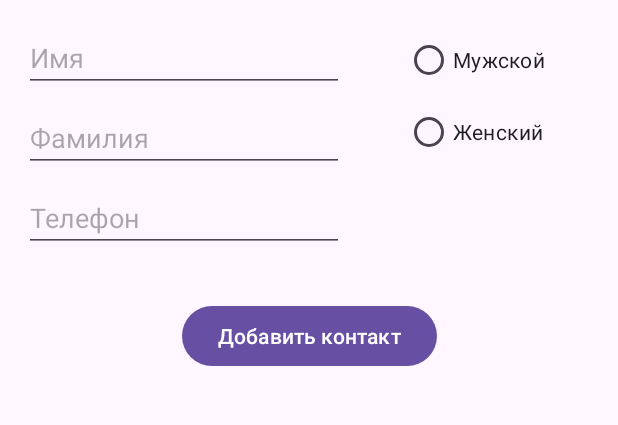
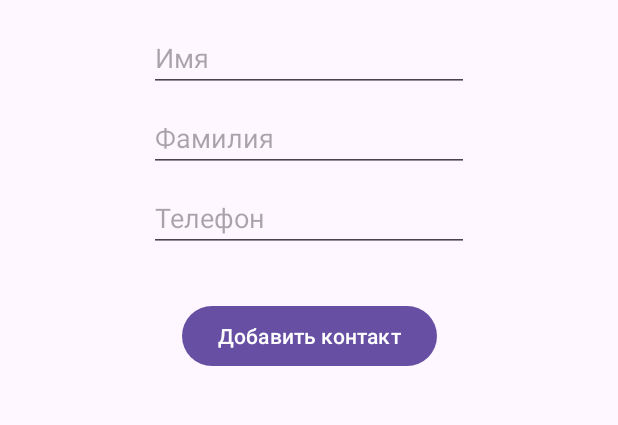
Before and after one commit to evgen-buran/Aston_intensive_3, an Android app: the screen it shows after launch (MainActivity), after a tap on an icon or button, on a phone screen of 412 x 824 dp, the part 96-521 px from its top. Run offline under Robolectric (Android 15) with nearby library versions, the phone set to English and light mode, and no system bars.

Commit message:
ready app

```diff
--- a/app/src/main/java/com/buranchikov/astoncontactlist/MainActivity.kt
+++ b/app/src/main/java/com/buranchikov/astoncontactlist/MainActivity.kt
@@ -1,11 +1,10 @@
 package com.buranchikov.astoncontactlist
 
-import androidx.appcompat.app.AppCompatActivity
 import android.os.Bundle
 import android.view.Menu
 import android.view.MenuItem
 import android.view.View
-import android.widget.Toast
+import androidx.appcompat.app.AppCompatActivity
 import androidx.fragment.app.Fragment
 import androidx.fragment.app.FragmentManager
 import com.buranchikov.astoncontactlist.databinding.ActivityMainBinding
--- a/app/src/main/java/com/buranchikov/astoncontactlist/MainAdapter.kt
+++ b/app/src/main/java/com/buranchikov/astoncontactlist/MainAdapter.kt
@@ -7,8 +7,6 @@ import android.view.ViewGroup
 import androidx.recyclerview.widget.DiffUtil
 import androidx.recyclerview.widget.ListAdapter
 import androidx.recyclerview.widget.RecyclerView
-import coil.load
-import coil.size.Scale
 import com.buranchikov.astoncontactlist.data.Contact
 import com.buranchikov.astoncontactlist.databinding.ContactItemBinding
 
@@ -22,21 +20,15 @@ class MainAdapter(private val onClickAction: (Contact) -> Unit) :
                 if (MainActivity.isDeleteMode) View.VISIBLE else View.INVISIBLE
             binding.checkBoxItem.isChecked = contact.isSelected
 
-            binding.tvIdContactItem.text = "#${contact.id}"
+            binding.tvIdContactItem.text = "${contact.id}"
             binding.tvNameItem.text = contact.name
             binding.tvSecondNameItem.text = contact.secondName
             binding.tvPhoneItem.text = contact.phone
-            binding.ivPhotoItem.load(contact.photoURL) {
-                scale(Scale.FILL).size(
-                    binding.root.resources.getDimension(R.dimen.avatar_size_big).toInt()
-                )
-            }
             binding.checkBoxItem.setOnCheckedChangeListener { _, isChecked ->
                 contact.isSelected = isChecked
             }
         }
     }
-
     override fun getItemViewType(position: Int): Int {
         return super.getItemViewType(position)
     }
@@ -75,12 +67,6 @@ class MainAdapter(private val onClickAction: (Contact) -> Unit) :
             if (oldItem.phone != newItem.phone) {
                 diffBundle.putString("phone", newItem.phone)
             }
-            if (oldItem.photoURL != newItem.photoURL) {
-                diffBundle.putString("photoURL", newItem.photoURL)
-            }
-            if (oldItem.gender != newItem.gender) {
-                diffBundle.putString("gender", newItem.gender)
-            }
             return if (diffBundle.isEmpty) null else diffBundle
         }
     }
--- a/app/src/main/java/com/buranchikov/astoncontactlist/MainFragment.kt
+++ b/app/src/main/java/com/buranchikov/astoncontactlist/MainFragment.kt
@@ -61,7 +61,7 @@ class MainFragment : Fragment() {
         }
     }
 
-    fun submitList() {
+    private fun submitList() {
         adapter.submitList(contactsList)
     }
 
@@ -98,11 +98,9 @@ class MainFragment : Fragment() {
         val listContact = mutableListOf<Contact>()
 
         var id = 0
-        var photoUrl = ""
         var name = ""
         var secondName = ""
         var phone = ""
-        var gender = ""
 
         while (dataXml.eventType != XmlResourceParser.END_DOCUMENT) {
             when (dataXml.eventType) {
@@ -110,19 +108,15 @@ class MainFragment : Fragment() {
                     when (dataXml.name) {
                         "item" -> {
                             id = 0
-                            photoUrl = ""
                             name = ""
                             secondName = ""
                             phone = ""
-                            gender = ""
                         }
 
                         "id" -> id = dataXml.nextText().toInt()
-                        "photo_url" -> photoUrl = dataXml.nextText()
                         "first_name" -> name = dataXml.nextText()
                         "last_name" -> secondName = dataXml.nextText()
                         "phone" -> phone = dataXml.nextText()
-                        "gender" -> gender = dataXml.nextText()
                     }
                 }
 
@@ -134,8 +128,6 @@ class MainFragment : Fragment() {
                                 name = name,
                                 secondName = secondName,
                                 phone = phone,
-                                photoURL = photoUrl,
-                                gender = gender
                             )
                         )
                     }
--- a/app/src/main/java/com/buranchikov/astoncontactlist/NewOrEditContactFragment.kt
+++ b/app/src/main/java/com/buranchikov/astoncontactlist/NewOrEditContactFragment.kt
@@ -5,7 +5,6 @@ import android.os.Bundle
 import android.view.LayoutInflater
 import android.view.View
 import android.view.ViewGroup
-import android.widget.RadioButton
 import androidx.fragment.app.Fragment
 import androidx.fragment.app.setFragmentResult
 import com.buranchikov.astoncontactlist.data.Contact
@@ -22,7 +21,6 @@ class NewOrEditContactFragment : Fragment() {
     private var name = ""
     private var secondName = ""
     private var phone = ""
-    private var gender = ""
 
     private var currentContact: Contact? = null
     override fun onCreateView(
@@ -34,21 +32,14 @@ class NewOrEditContactFragment : Fragment() {
 
     override fun onViewCreated(view: View, savedInstanceState: Bundle?) {
         super.onViewCreated(view, savedInstanceState)
-        binding.rbMan.setOnClickListener { onRadioButtonClick(it) }
-        binding.rbWoman.setOnClickListener { onRadioButtonClick(it) }
-
     }
-
     override fun onStart() {
         super.onStart()
         //-----------------------------
         var id = arguments?.getInt(LAST_ID)!!
-        if (id != null) {
-            binding.btnAddNewContact.text = getString(R.string.add_btn_text)
-            id++
-            currentId = id
-        }
-
+        binding.btnAddNewContact.text = getString(R.string.add_btn_text)
+        id++
+        currentId = id
         currentContact = if (Build.VERSION.SDK_INT >= Build.VERSION_CODES.TIRAMISU) {
             arguments?.getSerializable(OLD_CONTACT, Contact::class.java)
         } else arguments?.getSerializable(OLD_CONTACT) as? Contact
@@ -60,13 +51,8 @@ class NewOrEditContactFragment : Fragment() {
             binding.etNameNew.setText(this.name)
             binding.etSecondNameNew.setText(this.secondName)
             binding.etPhone.setText(this.phone)
-            when (this.gender) {
-                getString(R.string.man_gender) -> binding.rbMan.isChecked = true
-                getString(R.string.woman_gender) -> binding.rbWoman.isChecked = true
-            }
         }
 
-        //-----------------------------------
         binding.btnAddNewContact.setOnClickListener {
             name = binding.etNameNew.text.toString()
             secondName = binding.etSecondNameNew.text.toString()
@@ -76,25 +62,13 @@ class NewOrEditContactFragment : Fragment() {
                 name = name,
                 secondName = secondName,
                 phone = phone,
-                gender = gender
             )
             val bundle = Bundle()
             bundle.putSerializable(NEW_CONTACT, newContact)
             setFragmentResult(NEW_CONTACT_REQUEST, bundle)
-
-
             val fragmentManager = parentFragmentManager
             fragmentManager.popBackStack()
         }
     }
 
-    private fun onRadioButtonClick(view: View) {
-        val radioButton = view as RadioButton
-        if (radioButton.isChecked) {
-            when (radioButton.text) {
-                getString(R.string.man_gender) -> gender = getString(R.string.man_gender)
-                getString(R.string.woman_gender) -> gender = getString(R.string.woman_gender)
-            }
-        }
-    }
 }
--- a/app/src/main/java/com/buranchikov/astoncontactlist/data/Contact.kt
+++ b/app/src/main/java/com/buranchikov/astoncontactlist/data/Contact.kt
@@ -7,7 +7,5 @@ data class Contact(
     val name: String,
     val secondName: String,
     val phone: String,
-    val photoURL: String = "https://placekitten.com/100/100",
-    val gender: String,
     var isSelected: Boolean = false
 ):Serializable
--- a/app/src/main/res/layout/fragment_new_contact.xml
+++ b/app/src/main/res/layout/fragment_new_contact.xml
@@ -11,18 +11,18 @@
     <EditText
         android:id="@+id/etNameNew"
         style="@style/editTextStyle"
-        android:layout_marginStart="@dimen/app_margin"
         android:layout_marginTop="@dimen/app_margin"
         android:hint="@string/Name"
+        app:layout_constraintEnd_toEndOf="parent"
         app:layout_constraintStart_toStartOf="parent"
         app:layout_constraintTop_toTopOf="parent" />
 
     <EditText
         android:id="@+id/etSecondNameNew"
         style="@style/editTextStyle"
-        android:layout_marginStart="@dimen/app_margin"
         android:layout_marginTop="@dimen/app_margin"
         android:hint="@string/SecondName"
+        app:layout_constraintEnd_toEndOf="parent"
         app:layout_constraintStart_toStartOf="parent"
         app:layout_constraintTop_toBottomOf="@+id/etNameNew" />
 
@@ -30,34 +30,14 @@
         android:id="@+id/etPhone"
         android:layout_width="0dp"
         android:layout_height="wrap_content"
-        android:layout_marginStart="@dimen/app_margin"
         android:layout_marginTop="@dimen/app_margin"
         android:ems="10"
         android:hint="@string/phone"
         android:inputType="phone"
-        app:layout_constraintStart_toStartOf="parent"
+        app:layout_constraintEnd_toEndOf="@+id/etSecondNameNew"
+        app:layout_constraintStart_toStartOf="@+id/etSecondNameNew"
         app:layout_constraintTop_toBottomOf="@+id/etSecondNameNew" />
 
-
-    <RadioGroup
-        android:layout_width="wrap_content"
-        android:layout_height="wrap_content"
-        app:layout_constraintEnd_toEndOf="parent"
-        app:layout_constraintStart_toEndOf="@+id/etSecondNameNew"
-        app:layout_constraintTop_toTopOf="@+id/etNameNew">
-
-        <RadioButton
-            android:id="@+id/rbMan"
-            android:layout_width="match_parent"
-            android:layout_height="wrap_content"
-            android:text="@string/man_gender" />
-
-        <RadioButton
-            android:id="@+id/rbWoman"
-            android:layout_width="match_parent"
-            android:layout_height="wrap_content"
-            android:text="@string/woman_gender" />
-    </RadioGroup>
 
     <Button
         android:id="@+id/btnAddNewContact"
```
Also changed, not shown: app/src/main/res/layout/contact_item.xml (+2 -11 lines), app/src/main/res/layout/fragment_detail_contact.xml (deleted, +0 -48 lines).
